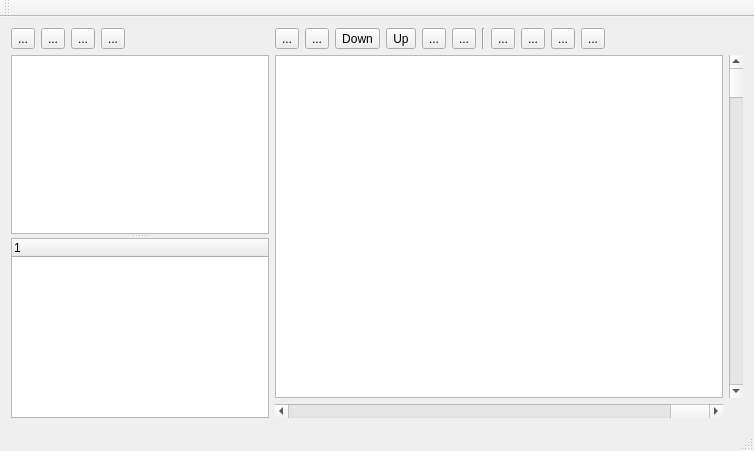
This is src/mainwindow.ui in wasedaigo/star-rpg-editor as Qt 5 draws it before an edit. The edited form follows.
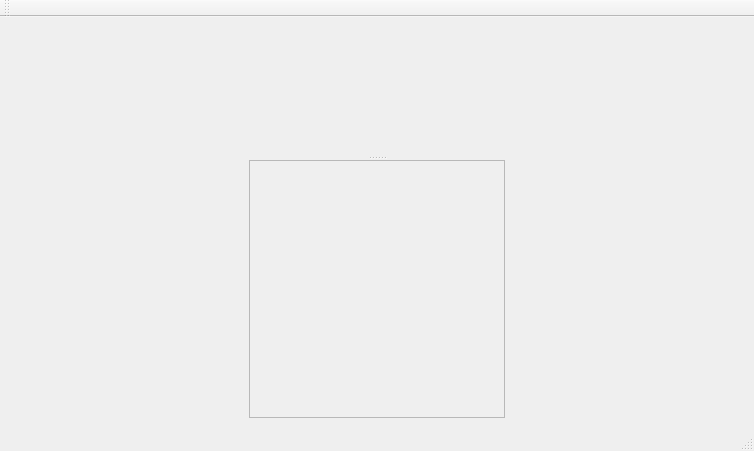
This is the edited form. Icons and pictures are not drawn.

What changed in the file:
```diff
--- a/src/mainwindow.ui
+++ b/src/mainwindow.ui
@@ -29,6 +29,18 @@
    <layout class="QHBoxLayout" name="horizontalLayout_8">
     <item>
      <widget class="QSplitter" name="splitter">
+      <property name="sizePolicy">
+       <sizepolicy hsizetype="Preferred" vsizetype="Preferred">
+        <horstretch>0</horstretch>
+        <verstretch>0</verstretch>
+       </sizepolicy>
+      </property>
+      <property name="minimumSize">
+       <size>
+        <width>0</width>
+        <height>0</height>
+       </size>
+      </property>
       <property name="orientation">
        <enum>Qt::Vertical</enum>
       </property>
@@ -42,9 +54,15 @@
          <verstretch>0</verstretch>
         </sizepolicy>
        </property>
+       <property name="minimumSize">
+        <size>
+         <width>256</width>
+         <height>128</height>
+        </size>
+       </property>
        <property name="maximumSize">
         <size>
-         <width>16777215</width>
+         <width>256</width>
          <height>16777215</height>
         </size>
        </property>
@@ -68,107 +86,6 @@
          <property name="bottomMargin">
           <number>0</number>
          </property>
-         <item>
-          <layout class="QHBoxLayout" name="paletteToolPanel">
-           <item>
-            <widget class="QToolButton" name="penButton">
-             <property name="text">
-              <string>...</string>
-             </property>
-             <property name="icon">
-              <iconset resource="main.qrc">
-               <normaloff>:/main/res/icon/pen.xpm</normaloff>:/main/res/icon/pen.xpm</iconset>
-             </property>
-             <property name="checkable">
-              <bool>true</bool>
-             </property>
-            </widget>
-           </item>
-           <item>
-            <widget class="QToolButton" name="collisionSetButton">
-             <property name="text">
-              <string>...</string>
-             </property>
-             <property name="icon">
-              <iconset resource="main.qrc">
-               <normaloff>:/main/res/icon/four_blocks.xpm</normaloff>:/main/res/icon/four_blocks.xpm</iconset>
-             </property>
-             <property name="checkable">
-              <bool>true</bool>
-             </property>
-            </widget>
-           </item>
-           <item>
-            <widget class="QToolButton" name="multiTileSelectButton">
-             <property name="text">
-              <string>...</string>
-             </property>
-             <property name="icon">
-              <iconset resource="main.qrc">
-               <normaloff>:/main/res/icon/rect.xpm</normaloff>:/main/res/icon/rect.xpm</iconset>
-             </property>
-             <property name="checkable">
-              <bool>true</bool>
-             </property>
-            </widget>
-           </item>
-           <item>
-            <widget class="QToolButton" name="fillButton">
-             <property name="text">
-              <string>...</string>
-             </property>
-             <property name="icon">
-              <iconset resource="main.qrc">
-               <normaloff>:/main/res/icon/fill.xpm</normaloff>:/main/res/icon/fill.xpm</iconset>
-             </property>
-             <property name="checkable">
-              <bool>true</bool>
-             </property>
-            </widget>
-           </item>
-           <item>
-            <spacer name="horizontalSpacer_3">
-             <property name="orientation">
-              <enum>Qt::Horizontal</enum>
-             </property>
-             <property name="sizeHint" stdset="0">
-              <size>
-               <width>40</width>
-               <height>20</height>
-              </size>
-             </property>
-            </spacer>
-           </item>
-          </layout>
-         </item>
-         <item>
-          <widget class="QGraphicsView" name="graphicsView">
-           <property name="enabled">
-            <bool>true</bool>
-           </property>
-           <property name="minimumSize">
-            <size>
-             <width>258</width>
-             <height>128</height>
-            </size>
-           </property>
-           <property name="lineWidth">
-            <number>0</number>
-           </property>
-           <property name="midLineWidth">
-            <number>0</number>
-           </property>
-           <property name="verticalScrollBarPolicy">
-            <enum>Qt::ScrollBarAlwaysOff</enum>
-           </property>
-           <property name="horizontalScrollBarPolicy">
-            <enum>Qt::ScrollBarAlwaysOff</enum>
-           </property>
-           <property name="alignment">
-            <set>Qt::AlignLeading|Qt::AlignLeft|Qt::AlignTop</set>
-           </property>
-          </widget>
-         </item>
         </layout>
        </widget>
        <widget class="QWidget" name="eventListPage">
@@ -185,324 +102,35 @@
          <property name="bottomMargin">
           <number>0</number>
          </property>
-         <item>
-          <layout class="QHBoxLayout" name="eventListToolPanel">
-           <item>
-            <widget class="QToolButton" name="toolButton_2">
-             <property name="text">
-              <string>up</string>
-             </property>
-             <property name="icon">
-              <iconset resource="main.qrc">
-               <normaloff>:/main/res/icon/pen.xpm</normaloff>:/main/res/icon/pen.xpm</iconset>
-             </property>
-             <property name="checkable">
-              <bool>true</bool>
-             </property>
-            </widget>
-           </item>
-           <item>
-            <widget class="QToolButton" name="collisioinSetButton">
-             <property name="text">
-              <string>...</string>
-             </property>
-             <property name="icon">
-              <iconset resource="main.qrc">
-               <normaloff>:/main/res/icon/four_blocks.xpm</normaloff>:/main/res/icon/four_blocks.xpm</iconset>
-             </property>
-             <property name="checkable">
-              <bool>true</bool>
-             </property>
-            </widget>
-           </item>
-           <item>
-            <widget class="QToolButton" name="toolButton">
-             <property name="text">
-              <string>down</string>
-             </property>
-             <property name="icon">
-              <iconset resource="main.qrc">
-               <normaloff>:/main/res/icon/rect.xpm</normaloff>:/main/res/icon/rect.xpm</iconset>
-             </property>
-             <property name="checkable">
-              <bool>true</bool>
-             </property>
-            </widget>
-           </item>
-           <item>
-            <spacer name="horizontalSpacer">
-             <property name="orientation">
-              <enum>Qt::Horizontal</enum>
-             </property>
-             <property name="sizeHint" stdset="0">
-              <size>
-               <width>40</width>
-               <height>20</height>
-              </size>
-             </property>
-            </spacer>
-           </item>
-          </layout>
-         </item>
-         <item>
-          <widget class="QListWidget" name="listWidget">
-           <property name="minimumSize">
-            <size>
-             <width>0</width>
-             <height>0</height>
-            </size>
-           </property>
-           <property name="maximumSize">
-            <size>
-             <width>16777215</width>
-             <height>16777215</height>
-            </size>
-           </property>
-           <item>
-            <property name="text">
-             <string>Ev0001</string>
-            </property>
-           </item>
-           <item>
-            <property name="text">
-             <string>Ev0002</string>
-            </property>
-           </item>
-          </widget>
-         </item>
         </layout>
        </widget>
       </widget>
-      <widget class="QTreeWidget" name="mapTreeView">
-       <property name="minimumSize">
-        <size>
-         <width>0</width>
-         <height>128</height>
-        </size>
+      <widget class="QFrame" name="mapTreeFrame">
+       <property name="frameShape">
+        <enum>QFrame::StyledPanel</enum>
        </property>
-       <property name="maximumSize">
-        <size>
-         <width>16777215</width>
-         <height>16777215</height>
-        </size>
+       <property name="frameShadow">
+        <enum>QFrame::Raised</enum>
        </property>
-       <column>
-        <property name="text">
-         <string notr="true">1</string>
+       <layout class="QGridLayout" name="gridLayout_2">
+        <property name="leftMargin">
+         <number>0</number>
         </property>
-       </column>
+        <property name="topMargin">
+         <number>0</number>
+        </property>
+        <property name="rightMargin">
+         <number>0</number>
+        </property>
+        <property name="bottomMargin">
+         <number>0</number>
+        </property>
+       </layout>
       </widget>
      </widget>
     </item>
     <item>
-     <layout class="QVBoxLayout" name="rightContainer">
-      <item>
-       <layout class="QHBoxLayout" name="mapToolPanel">
-        <item>
-         <widget class="QToolButton" name="eventButton">
-          <property name="text">
-           <string>...</string>
-          </property>
-          <property name="icon">
-           <iconset resource="main.qrc">
-            <normaloff>:/main/res/icon/event.xpm</normaloff>:/main/res/icon/event.xpm</iconset>
-          </property>
-          <property name="checkable">
-           <bool>true</bool>
-          </property>
-         </widget>
-        </item>
-        <item>
-         <widget class="QToolButton" name="panoramaButton">
-          <property name="text">
-           <string>...</string>
-          </property>
-          <property name="icon">
-           <iconset resource="main.qrc">
-            <normaloff>:/main/res/icon/panorama.xpm</normaloff>:/main/res/icon/panorama.xpm</iconset>
-          </property>
-          <property name="checkable">
-           <bool>true</bool>
-          </property>
-         </widget>
-        </item>
-        <item>
-         <widget class="QToolButton" name="bottomLayerButton">
-          <property name="text">
-           <string>Down</string>
-          </property>
-          <property name="icon">
-           <iconset resource="main.qrc">
-            <normaloff>:/main/res/icon/layer_bottom.xpm</normaloff>:/main/res/icon/layer_bottom.xpm</iconset>
-          </property>
-          <property name="checkable">
-           <bool>true</bool>
-          </property>
-         </widget>
-        </item>
-        <item>
-         <widget class="QToolButton" name="middleLayerButton">
-          <property name="text">
-           <string>Up</string>
-          </property>
-          <property name="icon">
-           <iconset resource="main.qrc">
-            <normaloff>:/main/res/icon/layer_middle.xpm</normaloff>:/main/res/icon/layer_middle.xpm</iconset>
-          </property>
-          <property name="checkable">
-           <bool>true</bool>
-          </property>
-         </widget>
-        </item>
-        <item>
-         <widget class="QToolButton" name="topLayerButton">
-          <property name="text">
-           <string>...</string>
-          </property>
-          <property name="icon">
-           <iconset resource="main.qrc">
-            <normaloff>:/main/res/icon/layer_top.xpm</normaloff>:/main/res/icon/layer_top.xpm</iconset>
-          </property>
-          <property name="checkable">
-           <bool>true</bool>
-          </property>
-         </widget>
-        </item>
-        <item>
-         <widget class="QToolButton" name="skyLayerButton">
-          <property name="text">
-           <string>...</string>
-          </property>
-          <property name="icon">
-           <iconset resource="main.qrc">
-            <normaloff>:/main/res/icon/sky.xpm</normaloff>:/main/res/icon/sky.xpm</iconset>
-          </property>
-          <property name="checkable">
-           <bool>true</bool>
-          </property>
-         </widget>
-        </item>
-        <item>
-         <widget class="Line" name="line">
-          <property name="orientation">
-           <enum>Qt::Vertical</enum>
-          </property>
-         </widget>
-        </item>
-        <item>
-         <widget class="QToolButton" name="zoom1_1">
-          <property name="text">
-           <string>...</string>
-          </property>
-          <property name="icon">
-           <iconset resource="main.qrc">
-            <normaloff>:/main/res/icon/1_1.xpm</normaloff>:/main/res/icon/1_1.xpm</iconset>
-          </property>
-          <property name="checkable">
-           <bool>true</bool>
-          </property>
-         </widget>
-        </item>
-        <item>
-         <widget class="QToolButton" name="zoom1_2">
-          <property name="text">
-           <string>...</string>
-          </property>
-          <property name="icon">
-           <iconset resource="main.qrc">
-            <normaloff>:/main/res/icon/1_2.xpm</normaloff>:/main/res/icon/1_2.xpm</iconset>
-          </property>
-          <property name="checkable">
-           <bool>true</bool>
-          </property>
-         </widget>
-        </item>
-        <item>
-         <widget class="QToolButton" name="zoom1_4">
-          <property name="text">
-           <string>...</string>
-          </property>
-          <property name="icon">
-           <iconset resource="main.qrc">
-            <normaloff>:/main/res/icon/1_4.xpm</normaloff>:/main/res/icon/1_4.xpm</iconset>
-          </property>
-          <property name="checkable">
-           <bool>true</bool>
-          </property>
-         </widget>
-        </item>
-        <item>
-         <widget class="QToolButton" name="zoom1_8">
-          <property name="text">
-           <string>...</string>
-          </property>
-          <property name="icon">
-           <iconset resource="main.qrc">
-            <normaloff>:/main/res/icon/1_8.xpm</normaloff>:/main/res/icon/1_8.xpm</iconset>
-          </property>
-          <property name="checkable">
-           <bool>true</bool>
-          </property>
-         </widget>
-        </item>
-        <item>
-         <spacer name="horizontalSpacer_2">
-          <property name="orientation">
-           <enum>Qt::Horizontal</enum>
-          </property>
-          <property name="sizeHint" stdset="0">
-           <size>
-            <width>40</width>
-            <height>20</height>
-           </size>
-          </property>
-         </spacer>
-        </item>
-       </layout>
-      </item>
-      <item>
-       <layout class="QGridLayout" name="gridLayout">
-        <item row="0" column="0">
-         <widget class="QGraphicsView" name="mapView"/>
-        </item>
-        <item row="0" column="1">
-         <widget class="QScrollBar" name="verticalScrollBar">
-          <property name="styleSheet">
-           <string notr="true">s</string>
-          </property>
-          <property name="orientation">
-           <enum>Qt::Vertical</enum>
-          </property>
-         </widget>
-        </item>
-        <item row="1" column="0">
-         <widget class="QScrollBar" name="horizontalScrollBar">
-          <property name="sizePolicy">
-           <sizepolicy hsizetype="Preferred" vsizetype="Preferred">
-            <horstretch>0</horstretch>
-            <verstretch>0</verstretch>
-           </sizepolicy>
-          </property>
-          <property name="focusPolicy">
-           <enum>Qt::WheelFocus</enum>
-          </property>
-          <property name="autoFillBackground">
-           <bool>true</bool>
-          </property>
-          <property name="styleSheet">
-           <string notr="true"/>
-          </property>
-          <property name="orientation">
-           <enum>Qt::Horizontal</enum>
-          </property>
-          <property name="invertedAppearance">
-           <bool>true</bool>
-          </property>
-         </widget>
-        </item>
-       </layout>
-      </item>
-     </layout>
+     <layout class="QVBoxLayout" name="rightContainer"/>
     </item>
    </layout>
   </widget>
```
Left out of the diff: 4 changed lines with no effect on the pictures.
